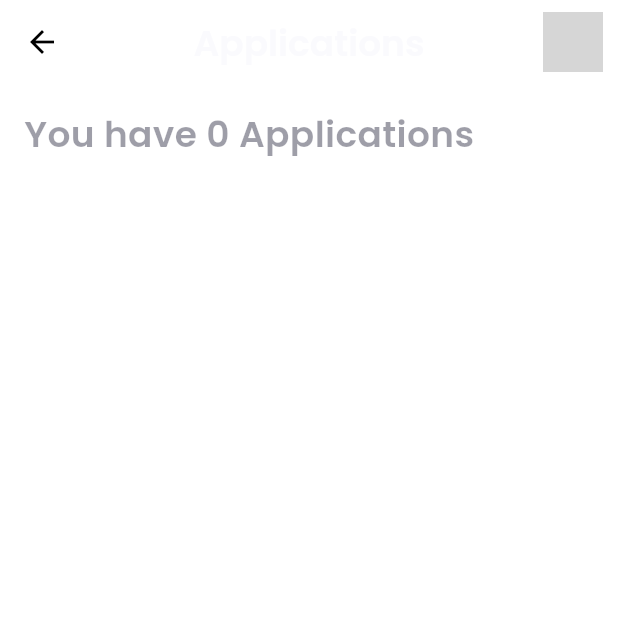
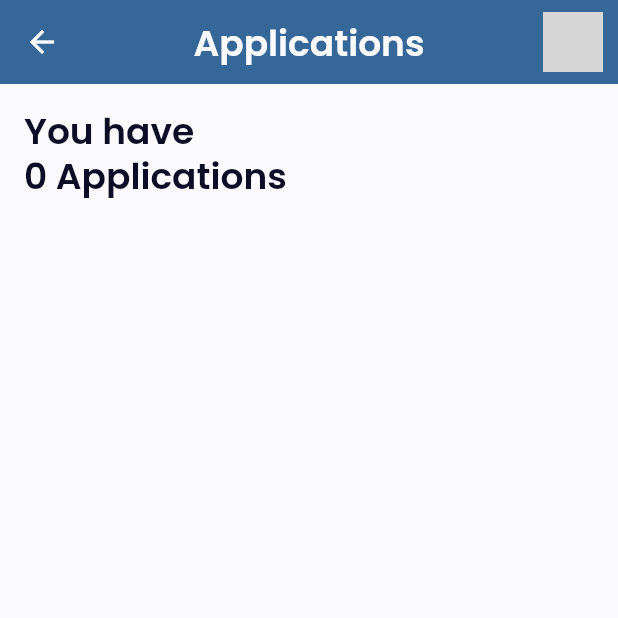
Before and after one commit to mostafa1255/Job_Finder_App, a Flutter app: the ApplicationsScreen screen opened by its route, on a phone screen of 412 x 824 dp, the top half of it. Run offline on Flutter 3.47's test engine with Material 3 defaults, Android fonts, the phone set to English and light mode, and no system bars; our stand-ins replace cached_network_image, cloud_firestore, file_picker, firebase_auth, firebase_core, firebase_storage and 9 more; accounts and stored records are empty; network calls fail; statements that could not run were skipped; grey boxes are pictures that could not be loaded.

Commit message:
final profile and settings UI

```diff
--- a/lib/core/constants/app_colors.dart
+++ b/lib/core/constants/app_colors.dart
@@ -76,6 +76,22 @@ ThemeData appTheme = ThemeData(
       fontWeight: FontWeight.w600,
       fontFamily: 'Poppins',
     ),
+
+    //info display
+    displayMedium: TextStyle(
+      color: AppColors.primaryText,
+      fontSize: 14,
+      fontWeight: FontWeight.w500,
+      fontFamily: 'Poppins',
+    ),
+
+    //info titles
+    displayLarge: TextStyle(
+      color: AppColors.primaryText,
+      fontSize: 16,
+      fontWeight: FontWeight.w500,
+      fontFamily: 'Poppins',
+    ),
   ),
 
   //font
--- a/lib/core/utils/app_router.dart
+++ b/lib/core/utils/app_router.dart
@@ -148,7 +148,7 @@ class AppRouter {
         name: profileScreen,
         builder: (context, state) => BlocProvider.value(
           value: profileCubit,
-          child: ProfileScreen(),
+          child: const ProfileScreen(),
         ),
       ),
       GoRoute(
@@ -156,14 +156,14 @@ class AppRouter {
           name: resumeUploadScreen,
           builder: (context, state) => BlocProvider.value(
                 value: profileCubit,
-                child: ResumeUploadScreen(),
+                child: const ResumeUploadScreen(),
               )),
       GoRoute(
         path: settingsScreen,
         name: settingsScreen,
         builder: (context, state) => BlocProvider.value(
           value: profileCubit,
-          child: SettingsScreen(),
+          child: const SettingsScreen(),
         ),
       ),
       GoRoute(
@@ -171,7 +171,7 @@ class AppRouter {
         name: applicationsScreen,
         builder: (context, state) => BlocProvider.value(
           value: profileCubit,
-          child: ApplicationsScreen(),
+          child: const ApplicationsScreen(),
         ),
       ),
       GoRoute(
--- a/lib/features/profile/view/pages/applications.dart
+++ b/lib/features/profile/view/pages/applications.dart
@@ -28,7 +28,6 @@ class _ApplicationsScreenState extends State<ApplicationsScreen> {
   }
 
   Future<void> _fetchUserInfo() async {
-    // Fetch user information from Firestore using the cubit method
     var fetchedUser =
         await BlocProvider.of<ProfileCubit>(context).getUserInfo();
     if (mounted) {
@@ -55,6 +54,7 @@ class _ApplicationsScreenState extends State<ApplicationsScreen> {
     );
   }
 
+
   Widget buildApplicationsScreen() {
     return Padding(
       padding: const EdgeInsets.all(16.0),
@@ -62,11 +62,12 @@ class _ApplicationsScreenState extends State<ApplicationsScreen> {
         crossAxisAlignment: CrossAxisAlignment.start,
         children: [
           Text(
-            'You have ${user?.appliedJobs?.length ?? 0} Applications',
-            style: TextStyle(fontSize: 24, fontWeight: FontWeight.bold),
+            'You have \n${user?.appliedJobs?.length ?? 0} Applications',
+            style: Theme.of(context).textTheme.titleLarge,
           ),
           SizedBox(height: 16),
           Expanded(
+
             child: ListView.builder(
               itemCount: user!.appliedJobs!.length,
               itemBuilder: (context, index) {
@@ -81,14 +82,12 @@ class _ApplicationsScreenState extends State<ApplicationsScreen> {
 
   @override
   Widget build(BuildContext context) {
-    return Scaffold(
-        backgroundColor: Colors.white,
+    return SafeArea(
+      child: Scaffold(
           appBar: AppBar(
-          backgroundColor: Colors.white,
             title: Text('Applications'),
-          centerTitle: true,
             leading: IconButton(
-            icon: Icon(Icons.arrow_back, color: Colors.black),
+              icon: Icon(Icons.arrow_back, ),
               onPressed: () {
                 Navigator.of(context).pop();
               },
@@ -96,25 +95,31 @@ class _ApplicationsScreenState extends State<ApplicationsScreen> {
             actions: [
               if (user != null)
                 CircleAvatar(
-                backgroundImage: NetworkImage(user!.profileImageUrl!),
+                  backgroundImage: NetworkImage(
+                    user!.profileImageUrl??'https://avatars.githubusercontent.com/u/953478?v=4?s=400'),
                 ),
               SizedBox(width: 10),
             ],
           ),
-        body: buildBlock());
+          body: buildBlock()),
+    );
   }
+
 }
+
 
 class ApplicationCard extends StatelessWidget {
   final AppliedJob appliedJob;
+  const ApplicationCard({super.key, required this.appliedJob});
 
-  const ApplicationCard({super.key, required this.appliedJob});
+
   @override
   Widget build(BuildContext context) {
     return Card(
-      color: Colors.white,
-      margin: EdgeInsets.symmetric(vertical: 8.0),
-      shape: RoundedRectangleBorder(borderRadius: BorderRadius.circular(12)),
+      surfaceTintColor: Theme.of(context).cardTheme.surfaceTintColor,
+      color:Theme.of(context).cardTheme.color,
+      shape: Theme.of(context).cardTheme.shape,
+      margin: Theme.of(context).cardTheme.margin,
       child: Padding(
         padding: const EdgeInsets.all(16.0),
         child: Row(
@@ -126,12 +131,22 @@ class ApplicationCard extends StatelessWidget {
               children: [
                 Row(
                   children: [
+                    if(appliedJob.companyImageURL != null)
                     CircleAvatar(
                       radius: 35,
                       foregroundImage: NetworkImage(
-                        appliedJob.companyImageURL ??
-                            'https://picsum.photos/200/300', // Replace with actual company logo URL
+                        appliedJob.companyImageURL!
                       ),
+                    )
+                    else
+                     Container(
+                      width: 70,
+                      height: 70,
+                      decoration: BoxDecoration(
+                        color: Colors.grey[300],
+                        borderRadius: BorderRadius.circular(8),
+                      ),
+                      child: const Icon(Icons.work, color: Colors.grey),
                     ),
                     SizedBox(width: 14),
                     Column(
--- a/lib/features/profile/view/widgets/custom_alert.dart.dart
+++ b/lib/features/profile/view/widgets/custom_alert.dart.dart
@@ -7,8 +7,7 @@ class CustomAlertDialog extends StatelessWidget {
       required this.title,
       required this.body,
       required this.actionButtonTitle,
-      required this.onActionButtonPressed
-      });
+      required this.onActionButtonPressed});
 
   final String title;
   final String body;
@@ -30,6 +29,7 @@ class CustomAlertDialog extends StatelessWidget {
         child: Text(
           body,
           textAlign: TextAlign.center,
+          style: Theme.of(context).textTheme.headlineMedium,
         ),
       ),
       shape: RoundedRectangleBorder(borderRadius: BorderRadius.circular(20.0)),
--- a/lib/features/profile/view/widgets/edit_info_bottom_sheet.dart
+++ b/lib/features/profile/view/widgets/edit_info_bottom_sheet.dart
@@ -188,8 +188,7 @@ class EditInfoTextFiled extends StatelessWidget {
         ),
         controller: controller, // Use the passed controller
         maxLines: 1,
-        style: const TextStyle(
-            color: Colors.grey, fontSize: 16, fontWeight: FontWeight.bold),
+        style: Theme.of(context).textTheme.displayMedium,
       ),
     );
   }
```
Also changed, not shown: lib/features/profile/view/pages/profile.dart (+86 -54 lines), lib/features/profile/view/pages/resume.dart (+7 -18 lines), lib/features/profile/view/pages/settings.dart (+4 -7 lines), lib/features/profile/view/widgets/edit_bio_bottomsheet.dart (+1 -8 lines), lib/features/profile/view/widgets/info_display.dart (+17 -16 lines), lib/features/profile/viewmodel/firebase_profile_web_services.dart (+33 -112 lines), lib/features/profile/viewmodel/profile_cubit.dart (+28 -1 lines), 4 other files. Lines whose indentation alone changed are shown as unchanged.
